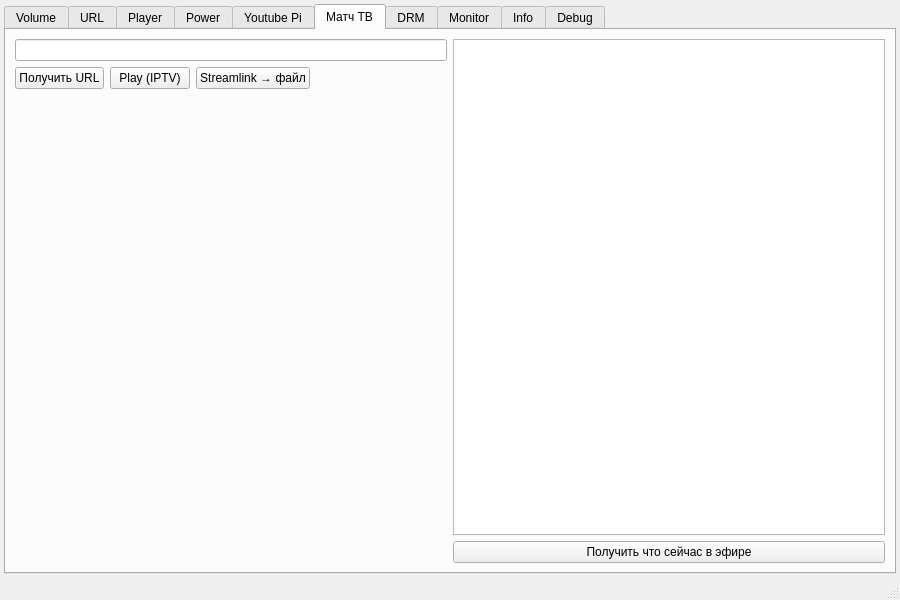
definitly486/KodiGui, file kodigui.ui: the form before one commit.
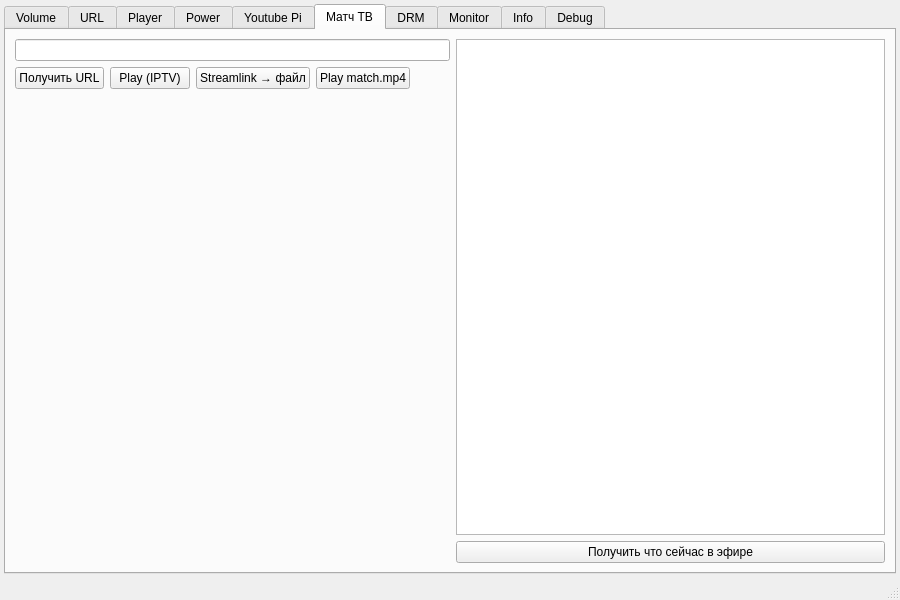
The form after the commit. The open tabs and pages were chosen to show the change. Icons and pictures are not drawn.

Commit message: Add Play match.mp4 button

The edit to the form file:
```diff
--- a/kodigui.ui
+++ b/kodigui.ui
@@ -615,6 +615,13 @@
               </property>
              </widget>
             </item>
+            <item>
+             <widget class="QPushButton" name="pushButton_play_match_file">
+              <property name="text">
+               <string>Play match.mp4</string>
+              </property>
+             </widget>
+            </item>
             <item>
              <spacer name="matchSp">
               <property name="orientation">
```
